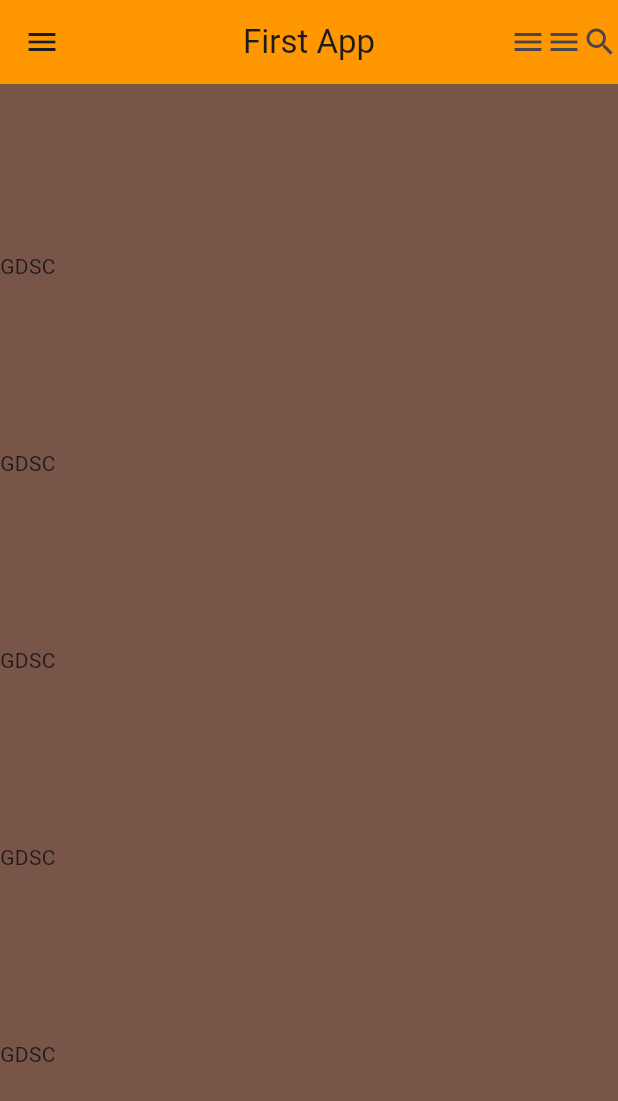
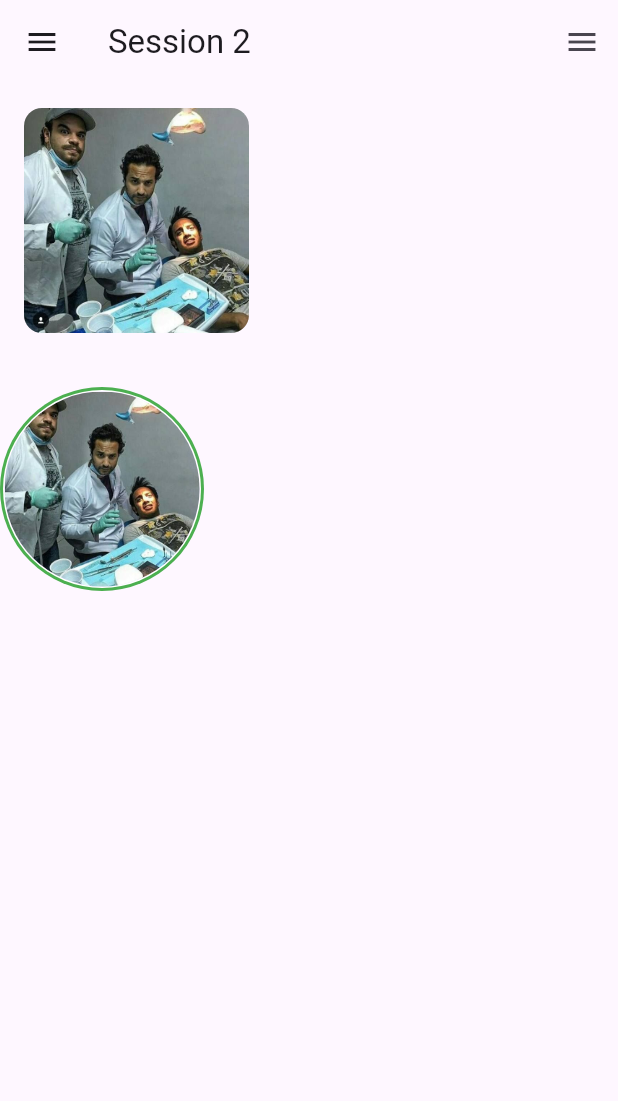
Before and after one commit to mo7amedsayed74/GDSC-EELU-Assiut, a Flutter app: the screen it shows after launch, on a phone screen of 412 x 824 dp. Shown: the top 1101 px of the screen. Run offline on Flutter 3.47's test engine with Material 3 defaults, Android fonts, the phone set to English and light mode, and no system bars.

Commit message:
session 2

```diff
--- /dev/null
+++ b/lib/first_screen(session 1).dart
@@ -0,0 +1,45 @@
+
+import 'package:flutter/material.dart';
+
+class FirstScreen extends StatelessWidget {
+  const FirstScreen({super.key});
+
+  @override
+  Widget build(BuildContext context) {
+    return Scaffold(
+      backgroundColor: Colors.brown,
+      appBar: AppBar(
+        backgroundColor: Colors.orange,
+        leading: const Icon(Icons.menu),
+        title: const Text('First App'),
+        centerTitle: true,
+        actions: const [
+          Icon(Icons.menu),
+          Icon(Icons.menu),
+          Icon(Icons.search),
+        ],
+      ),
+      // body: const Column(
+      //   //mainAxisAlignment: MainAxisAlignment.center,
+      //   //crossAxisAlignment: CrossAxisAlignment.end,
+      //   children: [
+      //     Text('GDSC'),
+      //     Text('GDSC'),
+      //     Text('GDSC'),
+      //     Text('GDSC'),
+      //     Text('GDSC'),
+      //   ],
+      // ),
+      body: const Column(
+        mainAxisAlignment: MainAxisAlignment.spaceEvenly,
+        children: [
+          Text('GDSC'),
+          Text('GDSC'),
+          Text('GDSC'),
+          Text('GDSC'),
+          Text('GDSC'),
+        ],
+      ),
+    );
+  }
+}
--- a/lib/main.dart
+++ b/lib/main.dart
@@ -1,5 +1,5 @@
 import 'package:flutter/material.dart';
-
+import 'package:gdsc_assiut/second_screen(session%202).dart';
 void main(){
   runApp(const MyApp());
 }
@@ -18,43 +18,9 @@ class MyApp extends StatelessWidget {
 
   @override
   Widget build(BuildContext context) {
-    return MaterialApp(
+    return const MaterialApp(
       debugShowCheckedModeBanner: false,
-      home: Scaffold(
-        backgroundColor: Colors.brown,
-        appBar: AppBar(
-          backgroundColor: Colors.orange,
-          leading: const Icon(Icons.menu),
-          title: const Text('First App'),
-          centerTitle: true,
-          actions: const [
-            Icon(Icons.menu),
-            Icon(Icons.menu),
-            Icon(Icons.search),
-          ],
-        ),
-        // body: const Column(
-        //   //mainAxisAlignment: MainAxisAlignment.center,
-        //   //crossAxisAlignment: CrossAxisAlignment.end,
-        //   children: [
-        //     Text('GDSC'),
-        //     Text('GDSC'),
-        //     Text('GDSC'),
-        //     Text('GDSC'),
-        //     Text('GDSC'),
-        //   ],
-        // ),
-        body: const Column(
-          mainAxisAlignment: MainAxisAlignment.spaceEvenly,
-          children: [
-            Text('GDSC'),
-            Text('GDSC'),
-            Text('GDSC'),
-            Text('GDSC'),
-            Text('GDSC'),
-          ],
-        ),
-      ),
+      home: SecondScreen(),
     );
   }
 }
--- /dev/null
+++ b/lib/second_screen(session 2).dart
@@ -0,0 +1,115 @@
+import 'package:flutter/material.dart';
+
+class SecondScreen extends StatelessWidget {
+  const SecondScreen({super.key});
+
+  @override
+  Widget build(BuildContext context) {
+    return Scaffold(
+      body: Column(
+        crossAxisAlignment: CrossAxisAlignment.start,
+        children: [
+          // const Text('GDSC'),
+          // // SizedBox(
+          // //   width: 40,
+          // // ),
+          // // Container(
+          // //   height: 60,
+          // // ),
+          // const SizedBox(
+          //   height: 100,
+          //   width: 200,
+          //   child: Text('Mohamed'),
+          // ),
+          // Container(
+          //   height: 100,
+          //   width: 200,
+          //   //padding: EdgeInsets.only(top: 12,left: 12),
+          //   margin: const EdgeInsets.only(left: 12),
+          //   decoration: BoxDecoration(
+          //     borderRadius: BorderRadius.circular(4),
+          //     color: Colors.blueGrey,
+          //   ),
+          //   child: const Center(child: Text('Mohamed')),
+          // ),
+          Container(
+            width: 150,
+            height: 150,
+            clipBehavior: Clip.antiAliasWithSaveLayer,
+            margin: EdgeInsets.all(16),
+            decoration: BoxDecoration(
+              borderRadius: BorderRadius.circular(12),
+            ),
+            child: const Image(
+              image: AssetImage('assets/images/1.jpg'),
+              width: 150,
+              height: 150,
+              fit: BoxFit.cover,
+            ),
+          ),
+          const SizedBox(height: 20),
+          const CircleAvatar(
+            radius: 68,
+            backgroundColor: Colors.green,
+            child: CircleAvatar(
+              radius: 66,
+              backgroundColor: Colors.white,
+              child: CircleAvatar(
+                radius: 65,
+                backgroundImage: AssetImage('assets/images/1.jpg'),
+              ),
+            ),
+          ),
+
+        ],
+      ),
+      appBar: AppBar(
+        title: const Text('Session 2'),
+      ),
+      endDrawer: const Drawer(
+        //backgroundColor: Colors.green,
+        child: Padding(
+          padding: EdgeInsets.all(20.0),
+          child: Column(
+            mainAxisAlignment: MainAxisAlignment.center,
+            children: [
+              Text('endDrawer'),
+              Text('endDrawer'),
+              Text('endDrawer'),
+              Text('endDrawer'),
+              Text('endDrawer'),
+              Text('endDrawer'),
+            ],
+          ),
+        ),
+      ),
+      drawer: const Drawer(
+        child: Padding(
+          padding: EdgeInsets.all(20.0),
+          child: Column(
+            mainAxisAlignment: MainAxisAlignment.center,
+            children: [
+              Text('drawer'),
+              Text('drawer'),
+              Text('drawer'),
+              Text('drawer'),
+              Text('drawer'),
+              Text('drawer'),
+
+            ],
+          ),
+        ),
+      ),
+    );
+  }
+}
+
+/*
+SizedBox
+container
+padding
+center
+image >> network , asset
+circle
+drawer
+ */
--- a/pubspec.yaml
+++ b/pubspec.yaml
@@ -59,8 +59,8 @@ flutter:
   uses-material-design: true
 
   # To add assets to your application, add an assets section, like this:
-  # assets:
-  #   - images/a_dot_burr.jpeg
+  assets:
+    - assets/images/1.jpg
   #   - images/a_dot_ham.jpeg
 
   # An image asset can refer to one or more resolution-specific "variants", see
```
Also changed, not shown: assets/images/1.jpg (added).
